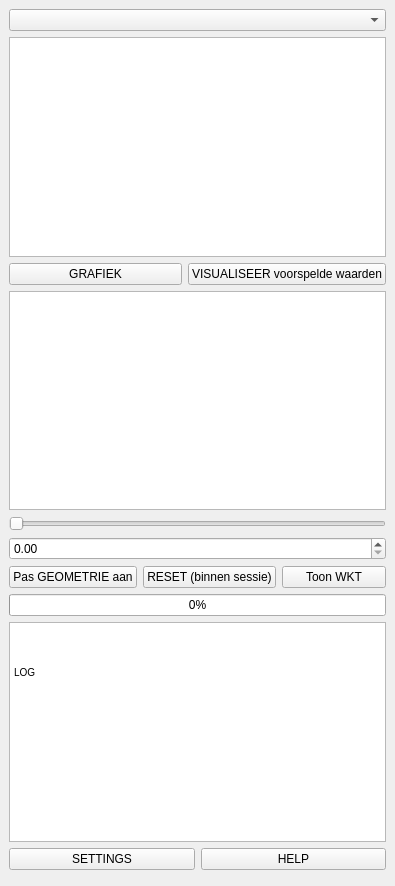
Above: plugin/brdrq/brdrq_dockwidget.ui from OnroerendErfgoed/brdrQ before the change. Below: the same form after it.
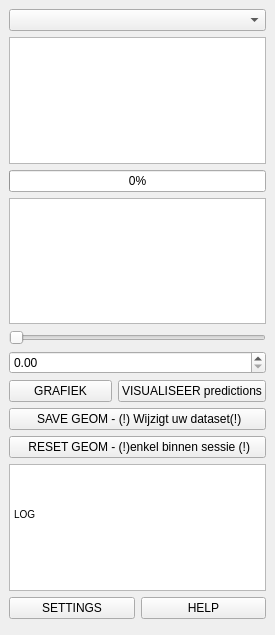
That is the form after the change. Custom widgets are drawn as their Qt base class.

```diff
--- a/plugin/brdrq/brdrq_dockwidget.ui
+++ b/plugin/brdrq/brdrq_dockwidget.ui
@@ -6,8 +6,8 @@
    <rect>
     <x>0</x>
     <y>0</y>
-    <width>395</width>
-    <height>886</height>
+    <width>275</width>
+    <height>635</height>
    </rect>
   </property>
   <property name="windowTitle">
@@ -15,48 +15,12 @@
   </property>
   <widget class="QWidget" name="dockWidgetContents">
    <layout class="QGridLayout" name="gridLayout">
-    <item row="4" column="1">
-     <layout class="QHBoxLayout" name="horizontalLayout">
-      <item>
-       <widget class="QPushButton" name="pushButton_grafiek">
-        <property name="text">
-         <string>GRAFIEK</string>
-        </property>
-       </widget>
-      </item>
-      <item>
-       <widget class="QPushButton" name="pushButton_visualisatie">
-        <property name="text">
-         <string>VISUALISEER voorspelde waarden</string>
-        </property>
-       </widget>
-      </item>
-     </layout>
-    </item>
-    <item row="14" column="1">
-     <layout class="QHBoxLayout" name="horizontalLayout_2">
-      <item>
-       <widget class="QPushButton" name="pushButton_save">
-        <property name="text">
-         <string>Pas GEOMETRIE aan</string>
-        </property>
-       </widget>
-      </item>
-      <item>
-       <widget class="QPushButton" name="pushButton_reset">
-        <property name="text">
-         <string>RESET (binnen sessie)</string>
-        </property>
-       </widget>
-      </item>
-      <item>
-       <widget class="QPushButton" name="pushButton_wkt">
-        <property name="text">
-         <string>Toon WKT</string>
-        </property>
-       </widget>
-      </item>
-     </layout>
+    <item row="18" column="1">
+     <widget class="QPushButton" name="pushButton_reset">
+      <property name="text">
+       <string> RESET GEOM - (!)enkel binnen sessie (!)</string>
+      </property>
+     </widget>
     </item>
     <item row="13" column="1">
      <widget class="QDoubleSpinBox" name="doubleSpinBox"/>
@@ -68,13 +32,7 @@
       </property>
      </widget>
     </item>
-    <item row="2" column="1">
-     <widget class="QgsMapLayerComboBox" name="mMapLayerComboBox"/>
-    </item>
-    <item row="3" column="1">
-     <widget class="QListWidget" name="listWidget_features"/>
-    </item>
-    <item row="25" column="1" rowspan="3">
+    <item row="26" column="1" rowspan="3">
      <layout class="QHBoxLayout" name="horizontalLayout_3" stretch="0,0">
       <property name="bottomMargin">
        <number>7</number>
@@ -95,7 +53,7 @@
       </item>
      </layout>
     </item>
-    <item row="16" column="1">
+    <item row="19" column="1">
      <widget class="QTextEdit" name="textEdit_output">
       <property name="html">
        <string>&lt;!DOCTYPE HTML PUBLIC &quot;-//W3C//DTD HTML 4.0//EN&quot; &quot;http://www.w3.org/TR/REC-html40/strict.dtd&quot;&gt;
@@ -119,7 +77,42 @@
       </property>
      </widget>
     </item>
-    <item row="15" column="1">
+    <item row="3" column="1">
+     <widget class="QListWidget" name="listWidget_features"/>
+    </item>
+    <item row="17" column="1">
+     <layout class="QHBoxLayout" name="horizontalLayout_2">
+      <item>
+       <widget class="QPushButton" name="pushButton_save">
+        <property name="text">
+         <string> SAVE GEOM - (!) Wijzigt uw dataset(!)</string>
+        </property>
+       </widget>
+      </item>
+     </layout>
+    </item>
+    <item row="14" column="1">
+     <layout class="QHBoxLayout" name="horizontalLayout">
+      <item>
+       <widget class="QPushButton" name="pushButton_grafiek">
+        <property name="text">
+         <string>GRAFIEK</string>
+        </property>
+       </widget>
+      </item>
+      <item>
+       <widget class="QPushButton" name="pushButton_visualisatie">
+        <property name="text">
+         <string>VISUALISEER predictions</string>
+        </property>
+       </widget>
+      </item>
+     </layout>
+    </item>
+    <item row="2" column="1">
+     <widget class="QgsMapLayerComboBox" name="mMapLayerComboBox"/>
+    </item>
+    <item row="5" column="1">
      <widget class="QProgressBar" name="progressBar">
       <property name="value">
        <number>0</number>
```
Left out of the diff: 22 changed lines with no effect on the pictures.
